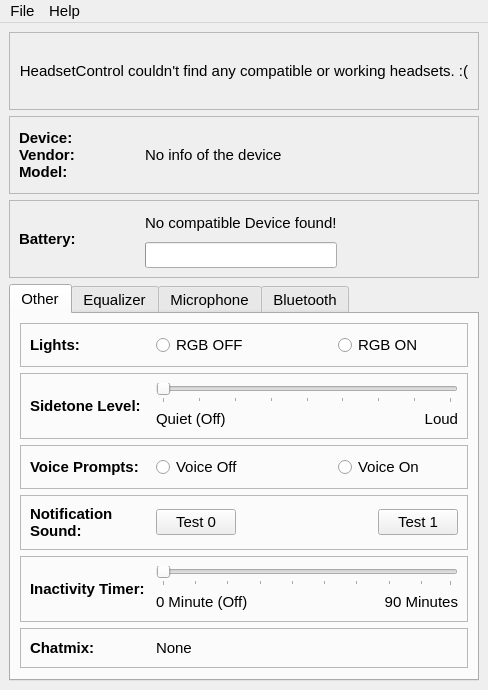
Before: the Qt Designer form src/UI/mainwindow.ui in LeoKlaus/HeadsetControl-GUI, drawn with Qt 5.
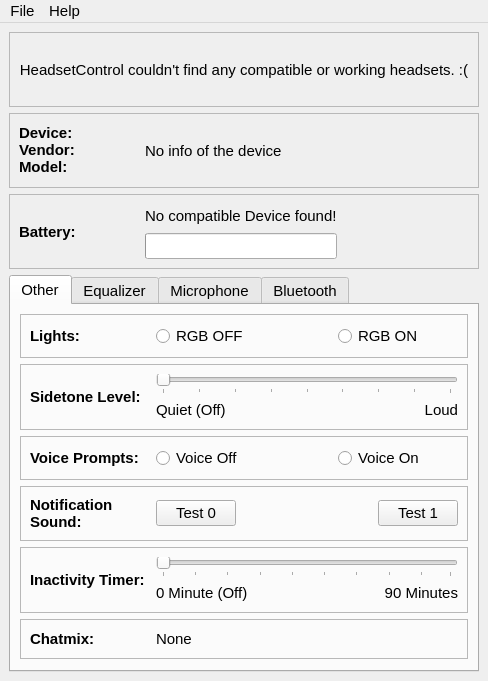
After: the same form once the commit is applied. Icons and pictures are not drawn.

```diff
--- a/src/UI/mainwindow.ui
+++ b/src/UI/mainwindow.ui
@@ -7,7 +7,7 @@
     <x>0</x>
     <y>0</y>
     <width>488</width>
-    <height>690</height>
+    <height>681</height>
    </rect>
   </property>
   <property name="sizePolicy">
```
